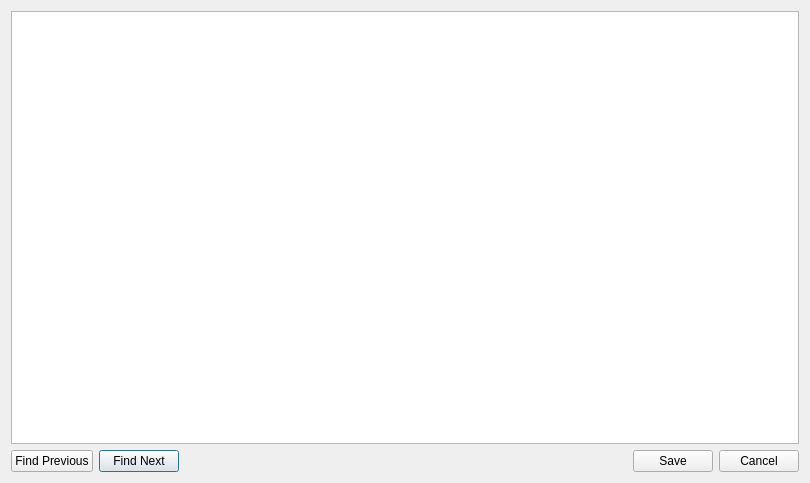
Qt form AcuitySTAR/src/gui/ErrorEditDialog.ui (JamesG-Walsh/Peachy-Galaxy) before a commit.
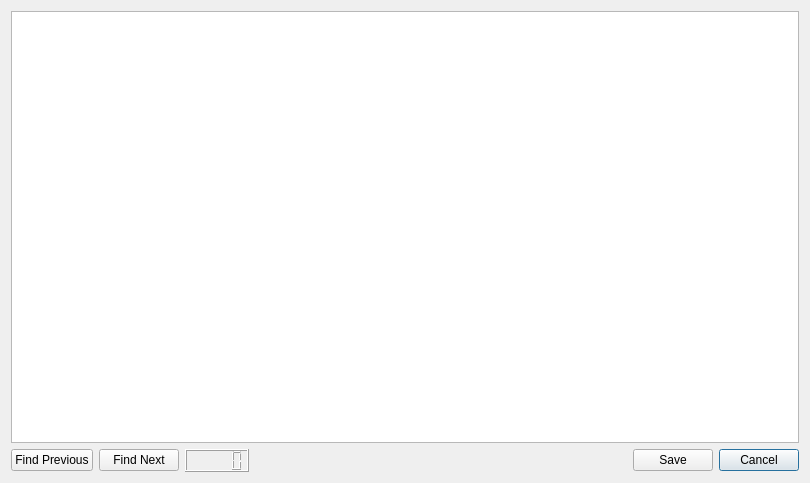
The same form after that commit. Icons and pictures are not drawn.

Commit message: counting errors works & displays

The edit to the form file:
```diff
--- a/AcuitySTAR/src/gui/ErrorEditDialog.ui
+++ b/AcuitySTAR/src/gui/ErrorEditDialog.ui
@@ -18,7 +18,14 @@
     <normaloff>:/icon32.ico</normaloff>:/icon32.ico</iconset>
   </property>
   <layout class="QGridLayout" name="gridLayout">
-   <item row="0" column="0" colspan="5">
+   <item row="2" column="5">
+    <widget class="QPushButton" name="cancel">
+     <property name="text">
+      <string>Cancel</string>
+     </property>
+    </widget>
+   </item>
+   <item row="0" column="0" colspan="6">
     <widget class="QTableWidget" name="tableWidget"/>
    </item>
    <item row="2" column="1">
@@ -28,26 +35,6 @@
      </property>
     </widget>
    </item>
-   <item row="2" column="4">
-    <widget class="QPushButton" name="cancel">
-     <property name="text">
-      <string>Cancel</string>
-     </property>
-    </widget>
-   </item>
-   <item row="2" column="3">
-    <widget class="QPushButton" name="save">
-     <property name="maximumSize">
-      <size>
-       <width>798</width>
-       <height>16777215</height>
-      </size>
-     </property>
-     <property name="text">
-      <string>Save</string>
-     </property>
-    </widget>
-   </item>
    <item row="2" column="0">
     <widget class="QPushButton" name="findPrev">
      <property name="text">
@@ -55,7 +42,7 @@
      </property>
     </widget>
    </item>
-   <item row="2" column="2">
+   <item row="2" column="3">
     <spacer name="horizontalSpacer">
      <property name="orientation">
       <enum>Qt::Horizontal</enum>
@@ -68,6 +55,26 @@
      </property>
     </spacer>
    </item>
+   <item row="2" column="4">
+    <widget class="QPushButton" name="save">
+     <property name="maximumSize">
+      <size>
+       <width>798</width>
+       <height>16777215</height>
+      </size>
+     </property>
+     <property name="text">
+      <string>Save</string>
+     </property>
+    </widget>
+   </item>
+   <item row="2" column="2">
+    <widget class="QLCDNumber" name="numErrorsRemaining">
+     <property name="toolTip">
+      <string>&lt;html&gt;&lt;head/&gt;&lt;body&gt;&lt;p&gt;Number of Remaining Errors&lt;/p&gt;&lt;/body&gt;&lt;/html&gt;</string>
+     </property>
+    </widget>
+   </item>
   </layout>
  </widget>
  <resources>
```
The commit also changes 2 other files.
